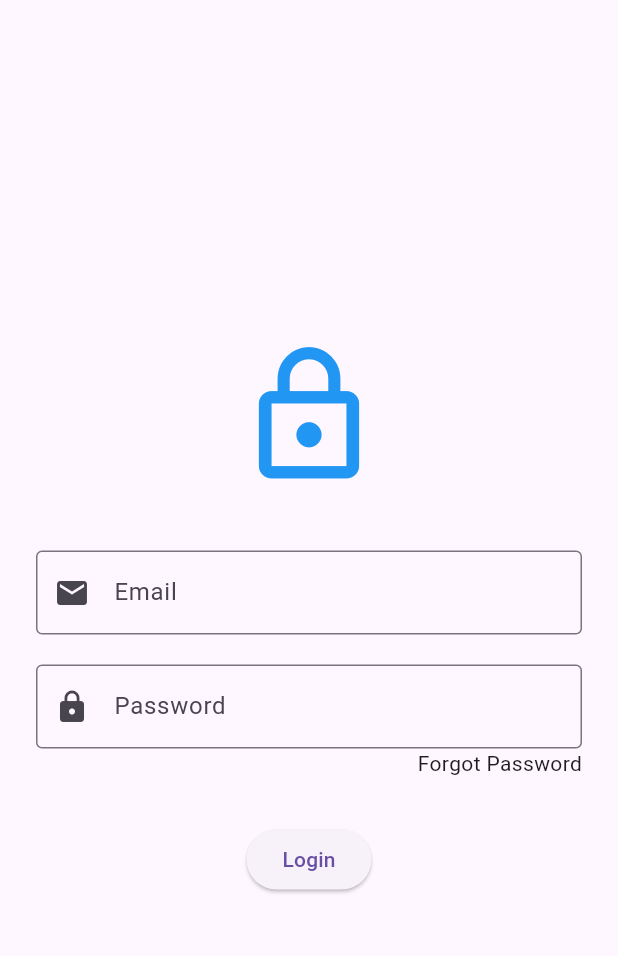
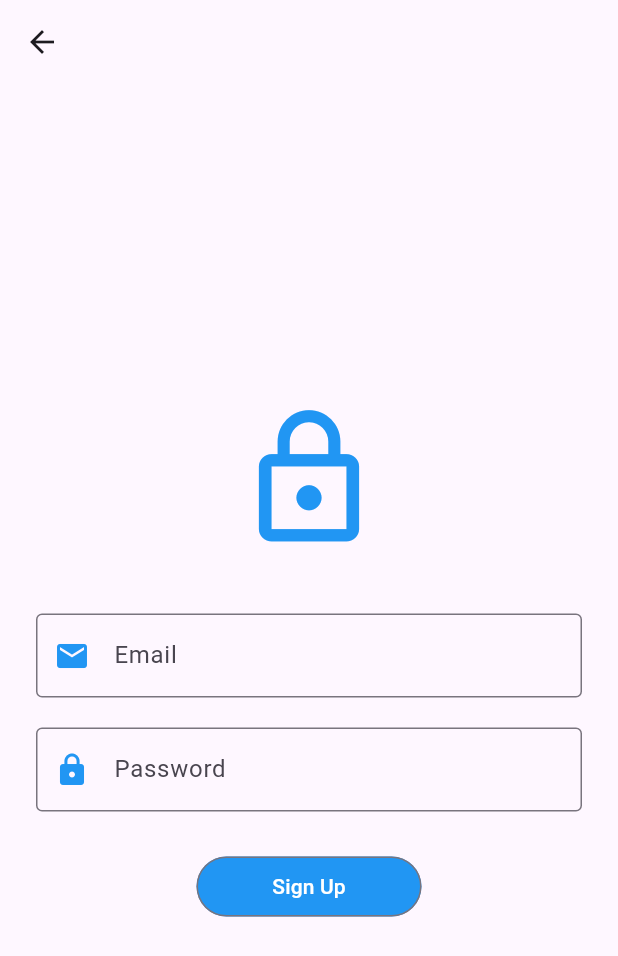
Before and after one commit to GeeksVishal/odoo, a Flutter app: the SignupScreen screen opened directly, on a phone screen of 412 x 824 dp. Shown: the top 956 px of the screen. Run offline on Flutter 3.47's test engine with Material 3 defaults, Android fonts, the phone set to English and light mode, and no system bars.

Commit message:
Merge remote-tracking branch 'origin/master'

```diff
--- a/lib/screens/login_screen.dart
+++ b/lib/screens/login_screen.dart
@@ -1,5 +1,6 @@
 import 'package:flutter/material.dart';
 import 'package:odoo/screens/forget_screen.dart';
+import 'package:odoo/screens/signup_screen.dart';
 
 class LoginScreen extends StatelessWidget {
   LoginScreen({super.key});
@@ -70,6 +71,12 @@ class LoginScreen extends StatelessWidget {
                   child: Text('Login'),
                 ),
               ),
+              SizedBox(height: 20,),
+              Text("don't have account ?"),
+              SizedBox(height: 10,),
+              InkWell(
+                  onTap: (){Navigator.push(context, MaterialPageRoute(builder: (context) => SignupScreen()));},
+                  child: Text("Sign Up",style: TextStyle(color: Colors.blue),))
             ],
           ),
         ),
--- a/lib/screens/signup_screen.dart
+++ b/lib/screens/signup_screen.dart
@@ -10,6 +10,9 @@ class SignupScreen extends StatelessWidget {
   @override
   Widget build(BuildContext context) {
     return Scaffold(
+      appBar: AppBar(
+
+      ),
       body:
       Center(
         child: Padding(
@@ -28,8 +31,9 @@ class SignupScreen extends StatelessWidget {
                 keyboardType: TextInputType.emailAddress,
                 decoration: InputDecoration(
                   labelText: 'Email',
+                  hint: Text("Enter Email"),
                   border: OutlineInputBorder(),
-                  prefixIcon: Icon(Icons.email),
+                  prefixIcon: Icon(Icons.email,color: Colors.blue,),
                 ),
               ),
               SizedBox(height: 20),
@@ -39,23 +43,23 @@ class SignupScreen extends StatelessWidget {
                 decoration: InputDecoration(
                   labelText: 'Password',
                   border: OutlineInputBorder(),
-                  prefixIcon: Icon(Icons.lock),
+                  prefixIcon: Icon(Icons.lock,color: Colors.blue,),
                 ),
               ),
-              Row(
-                mainAxisAlignment: MainAxisAlignment.end,
-                children: [
-                  Text("Forgot Password")
-                ],
+              SizedBox(height: 30),
+              Container(
+                width: 150,
+                height: 40,
+                child: OutlinedButton(
+                  onPressed: () {},
+                  style: OutlinedButton.styleFrom(
+                    foregroundColor: Colors.white, // Text color// Border color
+                    backgroundColor: Colors.blue, // Background color (optional)
+                  ),
+                  child: Text('Sign Up'),
+                ),
               ),
-              SizedBox(height: 30),
-              ElevatedButton(
-                  child: Text('Login'),
-                  onPressed: () {
-                    Navigator.pushReplacementNamed(context, '/login');
-                  }
 
-              ),
             ],
           ),
         ),
```
